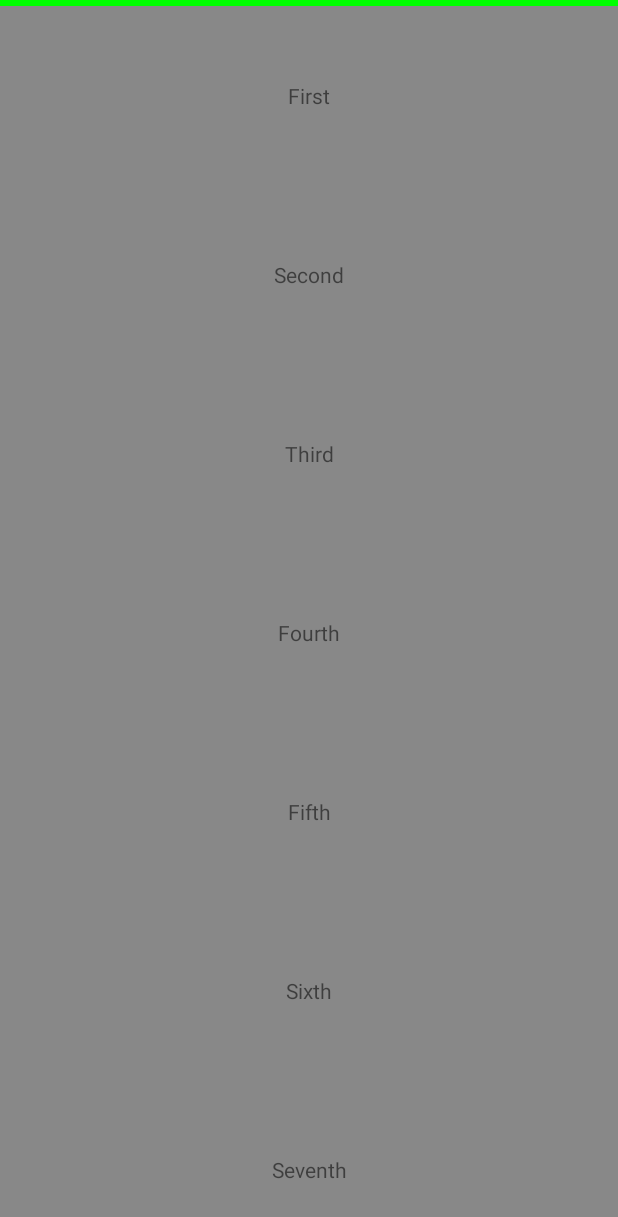
After one commit to qianhk/KaiPractice, an Android app: the layout fragment_pull_refresh_view.xml on its own in the app's theme, with its tools: preview values and no code run, on a phone screen of 412 x 824 dp. The commit adds this screen. Shown: the top 1217 px of the screen. Run offline under Robolectric (Android 15) with nearby library versions, the phone set to English and light mode, and no system bars.

Commit message:
test scroll with nested

```diff
--- a/app/build.gradle
+++ b/app/build.gradle
@@ -71,7 +71,7 @@ dependencies {
     compile project(':aspectj')
 
 
-    compile 'com.android.support:design:23.1.1'
+    compile 'com.android.support:design:23.4.0'
 
     compile 'com.squareup.retrofit2:retrofit:2.0.2'
     compile 'com.squareup.retrofit2:converter-gson:2.0.2'
--- a/app/src/main/java/com/njnu/kai/practice/MainFragment.java
+++ b/app/src/main/java/com/njnu/kai/practice/MainFragment.java
@@ -20,6 +20,7 @@ import com.njnu.kai.practice.material.composite.MaterialCompositeActivity;
 import com.njnu.kai.practice.material.reveal.RevealActivity;
 import com.njnu.kai.practice.retrofit.RetrofitEntryFragment;
 import com.njnu.kai.practice.rxjava.RxJavaTestFragment;
+import com.njnu.kai.practice.scroll.PullRefreshFragment;
 import com.njnu.kai.practice.splash.SplashActivity;
 import com.njnu.kai.practice.wave.PeriscopeAnimatorFragment;
 import com.njnu.kai.practice.za.EditTextOutputFragment;
@@ -45,6 +46,7 @@ public class MainFragment extends ActionBarLayoutFragment implements AdapterView
         FUNCTIONS.add(new FunctionItem("Image loader", ImageTestEntryFragment.class, false));
         FUNCTIONS.add(new FunctionItem("Retrofit Test", RetrofitEntryFragment.class, false));
         FUNCTIONS.add(new FunctionItem("RxJava Test", RxJavaTestFragment.class, false));
+        FUNCTIONS.add(new FunctionItem("Nested Scroll", PullRefreshFragment.class, false));
         FUNCTIONS.add(new FunctionItem("EditText output", EditTextOutputFragment.class, false));
         FUNCTIONS.add(new FunctionItem("Data Binding", BindTestEntryFragment.class, false));
         FUNCTIONS.add(new FunctionItem("Dagger2", TestDaggerFragment.class, false));
--- /dev/null
+++ b/app/src/main/res/layout/fragment_pull_refresh_inner_scroll_view.xml
@@ -0,0 +1,74 @@
+<?xml version="1.0" encoding="utf-8"?>
+
+
+<android.support.v4.widget.NestedScrollView
+    xmlns:android="http://schemas.android.com/apk/res/android"
+    android:layout_width="match_parent"
+    android:layout_height="match_parent">
+
+    <LinearLayout
+        android:layout_width="match_parent"
+        android:layout_height="match_parent"
+        android:orientation="vertical">
+
+        <View
+            android:layout_width="match_parent"
+            android:layout_height="4dp"
+            android:background="#0F0"/>
+
+        <TextView
+            android:layout_width="match_parent"
+            android:layout_height="wrap_content"
+            android:gravity="center"
+            android:padding="50dp"
+            android:text="First"/>
+
+        <TextView
+            android:layout_width="match_parent"
+            android:layout_height="wrap_content"
+            android:gravity="center"
+            android:padding="50dp"
+            android:text="Second"/>
+
+        <TextView
+            android:layout_width="match_parent"
+            android:layout_height="wrap_content"
+            android:gravity="center"
+            android:padding="50dp"
+            android:text="Third"/>
+
+        <TextView
+            android:layout_width="match_parent"
+            android:layout_height="wrap_content"
+            android:gravity="center"
+            android:padding="50dp"
+            android:text="Fourth"/>
+
+        <TextView
+            android:layout_width="match_parent"
+            android:layout_height="wrap_content"
+            android:gravity="center"
+            android:padding="50dp"
+            android:text="Fifth"/>
+
+        <TextView
+            android:layout_width="match_parent"
+            android:layout_height="wrap_content"
+            android:gravity="center"
+            android:padding="50dp"
+            android:text="Sixth"/>
+
+        <TextView
+            android:layout_width="match_parent"
+            android:layout_height="wrap_content"
+            android:gravity="center"
+            android:padding="50dp"
+            android:text="Seventh"/>
+
+        <View
+            android:layout_width="match_parent"
+            android:layout_height="4dp"
+            android:background="#0FF"/>
+
+    </LinearLayout>
+</android.support.v4.widget.NestedScrollView>
--- /dev/null
+++ b/app/src/main/res/layout/fragment_pull_refresh_view.xml
@@ -0,0 +1,24 @@
+<?xml version="1.0" encoding="utf-8"?>
+<LinearLayout xmlns:android="http://schemas.android.com/apk/res/android"
+              android:layout_width="match_parent"
+              android:layout_height="match_parent"
+              android:background="#888"
+              android:orientation="vertical">
+
+    <com.njnu.kai.practice.scroll.PullRefreshView
+        android:id="@+id/prv_view"
+        android:layout_width="match_parent"
+        android:orientation="vertical"
+        android:layout_height="match_parent">
+
+        <!--<include layout="@layout/fragment_pull_refresh_inner_scroll_view"/>-->
+
+        <!--<TextView-->
+            <!--android:text="好人一生平安"-->
+            <!--android:textColor="#F0F"-->
+            <!--android:gravity="center"-->
+            <!--android:layout_width="match_parent"-->
+            <!--android:layout_height="wrap_content"/>-->
+        <include layout="@layout/fragment_pull_refresh_inner_scroll_view"/>
+    </com.njnu.kai.practice.scroll.PullRefreshView>
+</LinearLayout>
```
Also changed, not shown: app/src/main/java/com/njnu/kai/practice/scroll/PullRefreshFragment.java (added, +27 -0 lines), app/src/main/java/com/njnu/kai/practice/scroll/PullRefreshView.java (added, +150 -0 lines), app/src/main/res/layout/test_drag_update_layout.xml (added, +28 -0 lines), aspectj/build.gradle (+4 -4 lines).
